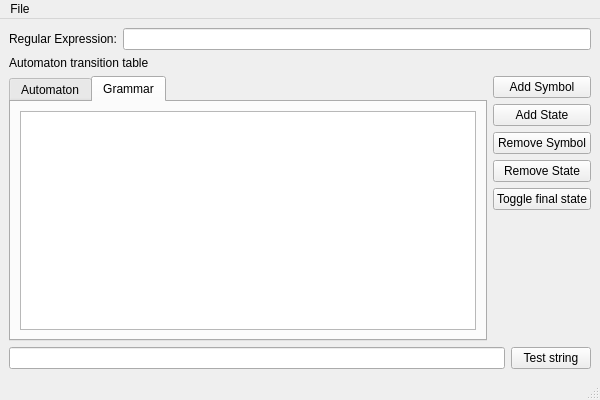
This is ui/main_window.ui in matheuspb/simone as Qt 5 draws it before an edit. The edited form follows.
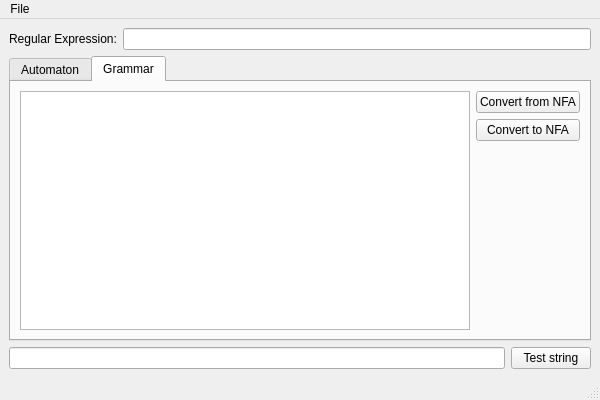
This is the edited form. The open tabs and pages were chosen to show the change.

Commit message: Update user interface, converting NFA to grammar

Diff of the .ui file:
```diff
--- a/ui/main_window.ui
+++ b/ui/main_window.ui
@@ -30,14 +30,7 @@
      </layout>
     </item>
     <item>
-     <layout class="QVBoxLayout" name="verticalLayout">
-      <item>
-       <widget class="QLabel" name="FALabel">
-        <property name="text">
-         <string>Automaton transition table</string>
-        </property>
-       </widget>
-      </item>
+     <layout class="QVBoxLayout" name="verticalLayout_1">
       <item>
        <layout class="QHBoxLayout" name="horizontalLayout_2">
         <item>
@@ -60,28 +53,7 @@
               </property>
              </widget>
             </item>
-           </layout>
-          </widget>
-          <widget class="QWidget" name="grammarTab">
-           <attribute name="title">
-            <string>Grammar</string>
-           </attribute>
-           <layout class="QGridLayout" name="gridLayout_2">
-            <item row="0" column="0">
-             <widget class="QPlainTextEdit" name="plainTextEdit">
-              <property name="font">
-               <font>
-                <family>Monospace</family>
-                <pointsize>10</pointsize>
-               </font>
-              </property>
-             </widget>
-            </item>
-           </layout>
-          </widget>
-         </widget>
-        </item>
-        <item>
+            <item row="0" column="1">
          <layout class="QVBoxLayout" name="verticalLayout_2">
           <item>
            <widget class="QPushButton" name="addSymbolButton">
@@ -132,6 +104,58 @@
            </spacer>
           </item>
          </layout>
+            </item>
+           </layout>
+          </widget>
+          <widget class="QWidget" name="grammarTab">
+           <attribute name="title">
+            <string>Grammar</string>
+           </attribute>
+           <layout class="QGridLayout" name="gridLayout_2">
+            <item row="0" column="0">
+             <widget class="QPlainTextEdit" name="grammarText">
+              <property name="font">
+               <font>
+                <family>Monospace</family>
+                <pointsize>10</pointsize>
+               </font>
+              </property>
+             </widget>
+            </item>
+            <item row="0" column="1">
+             <layout class="QVBoxLayout" name="verticalLayout_6">
+              <item>
+               <widget class="QPushButton" name="fromNFAbutton">
+                <property name="text">
+                 <string>Convert from NFA</string>
+                </property>
+               </widget>
+              </item>
+              <item>
+               <widget class="QPushButton" name="toNFAbutton">
+                <property name="text">
+                 <string>Convert to NFA</string>
+                </property>
+               </widget>
+              </item>
+              <item>
+               <spacer name="verticalSpacer_2">
+                <property name="orientation">
+                 <enum>Qt::Vertical</enum>
+                </property>
+                <property name="sizeHint" stdset="0">
+                 <size>
+                  <width>20</width>
+                  <height>40</height>
+                 </size>
+                </property>
+               </spacer>
+              </item>
+             </layout>
+            </item>
+           </layout>
+          </widget>
+         </widget>
         </item>
        </layout>
       </item>
```
Lines whose indentation alone changed are shown as unchanged. The commit also changes 4 other files.
